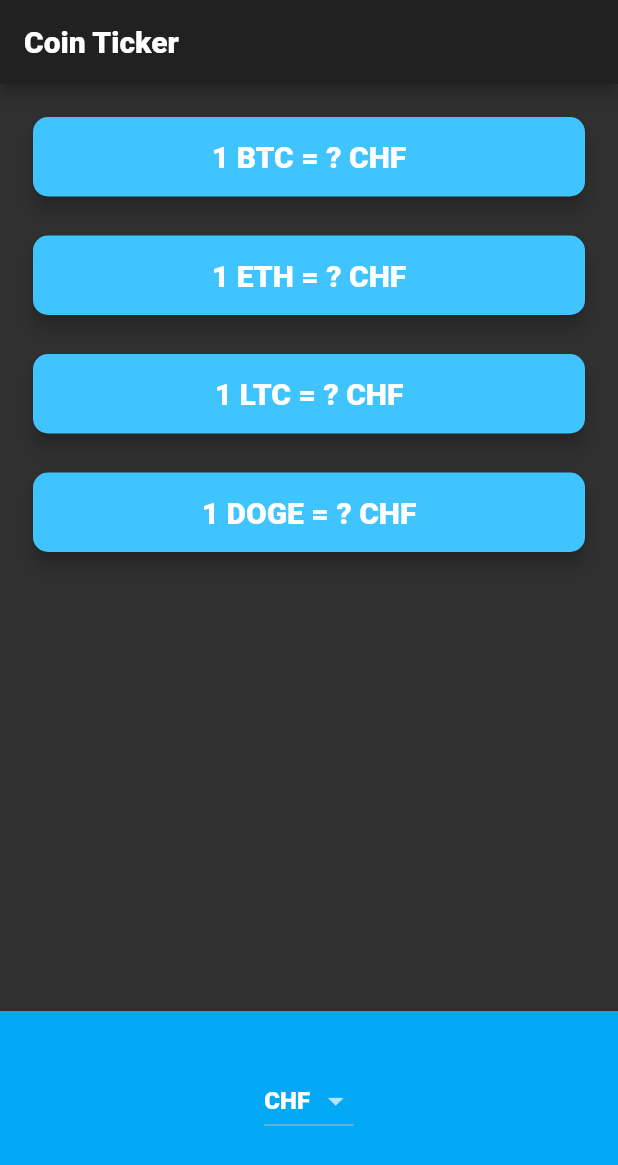
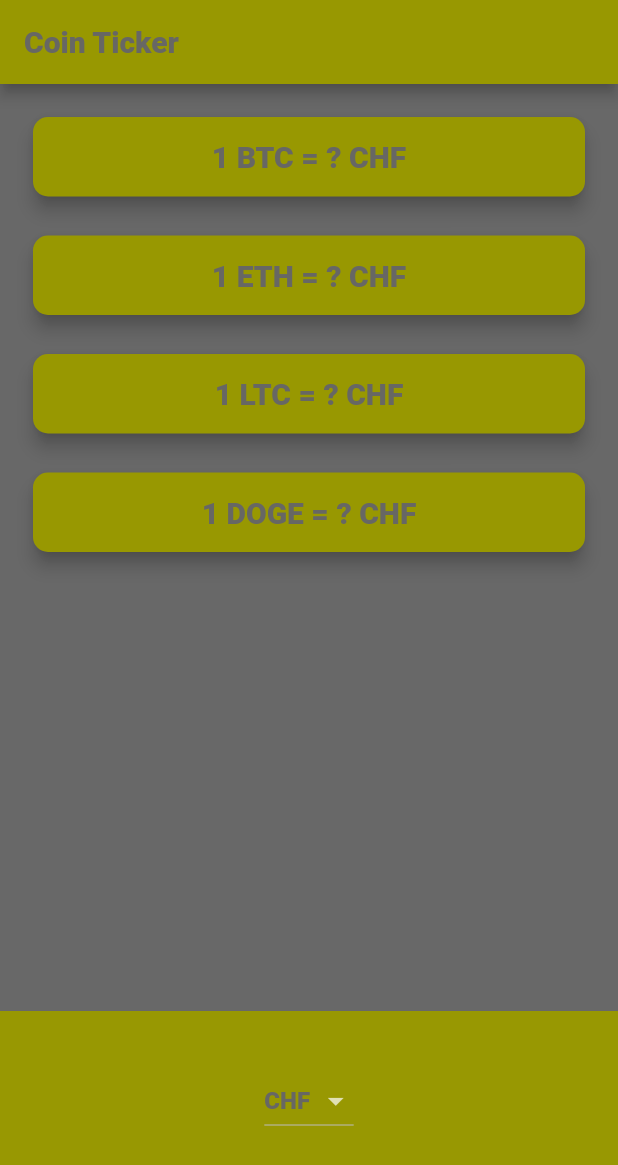
Before and after one commit to sane120/toolkit, a Flutter app: the PriceScreen screen opened directly, on a phone screen of 412 x 824 dp. Shown: the top 1165 px of the screen. Run offline on Flutter 3.47's test engine with Material 2 defaults, Android fonts, the phone set to English and light mode, and no system bars; our stand-ins replace flutter_spinkit, shared_preferences; accounts and stored records are empty; network calls fail.

Commit message:
redesigning color scheme

```diff
--- /dev/null
+++ b/lib/screens/price_screen.dart
@@ -0,0 +1,157 @@
+import 'package:flutter/material.dart';
+import 'package:flutter/cupertino.dart';
+import '../tracker/coin_data.dart';
+import 'dart:io' show Platform;
+
+class PriceScreen extends StatefulWidget {
+  @override
+  _PriceScreenState createState() => _PriceScreenState();
+}
+
+class _PriceScreenState extends State<PriceScreen> {
+  String selectedCurrency = 'CHF';
+
+  DropdownButton<String> androidDropdown() {
+    List<DropdownMenuItem<String>> dropdownItems = [];
+    for (String currency in currenciesList) {
+      var newItem = DropdownMenuItem(
+        child: Text(currency,
+        style: TextStyle(color: Color(0xffb666666),),),
+        value: currency,
+      );
+      dropdownItems.add(newItem);
+    }
+
+    return DropdownButton<String>(
+      value: selectedCurrency,
+      items: dropdownItems,
+      onChanged: (value) {
+        setState(() {
+          selectedCurrency = value;
+          getData();
+        });
+      },
+    );
+  }
+
+  CupertinoPicker iOSPicker() {
+    List<Text> pickerItems = [];
+    for (String currency in currenciesList) {
+      pickerItems.add(Text(currency));
+    }
+
+    return CupertinoPicker(
+      backgroundColor: Color(0xffb999900),
+      itemExtent: 32.0,
+      onSelectedItemChanged: (selectedIndex) {
+        setState(() {
+          selectedCurrency = currenciesList[selectedIndex];
+          getData();
+        });
+      },
+      children: pickerItems,
+    );
+  }
+
+  Map<String, String> coinValues = {};
+  bool isWaiting = false;
+
+  void getData() async {
+    isWaiting = true;
+    try {
+      var data = await CoinData().getCoinData(selectedCurrency);
+      isWaiting = false;
+      setState(() {
+        coinValues = data;
+      });
+    } catch (e) {
+      print(e);
+    }
+  }
+
+  @override
+  void initState() {
+    super.initState();
+    getData();
+  }
+
+  Column makeCards() {
+    List<CryptoCard> cryptoCards = [];
+    for (String crypto in cryptoList) {
+      cryptoCards.add(
+        CryptoCard(
+          cryptoCurrency: crypto,
+          selectedCurrency: selectedCurrency,
+          value: isWaiting ? '?' : coinValues[crypto],
+        ),
+      );
+    }
+    return Column(
+      crossAxisAlignment: CrossAxisAlignment.stretch,
+      children: cryptoCards,
+    );
+  }
+
+  @override
+  Widget build(BuildContext context) {
+    return new Scaffold(
+      appBar: new AppBar(
+        title: new Text('Coin Ticker',
+        style: TextStyle(color: Color(0xffb666666),),),
+        backgroundColor: Color(0xffb999900),
+      ),
+      backgroundColor: Color(0xffb666666),
+      body: Column(
+        mainAxisAlignment: MainAxisAlignment.spaceBetween,
+        crossAxisAlignment: CrossAxisAlignment.stretch,
+        children: <Widget>[
+          makeCards(),
+          Container(
+            height: 150.0,
+            alignment: Alignment.center,
+            padding: EdgeInsets.only(bottom: 30.0),
+            color: Color(0xffb999900),
+            child: Platform.isIOS ? iOSPicker() : androidDropdown(),
+          ),
+        ],
+      ),
+    );
+  }
+}
+
+class CryptoCard extends StatelessWidget {
+  const CryptoCard({
+    this.value,
+    this.selectedCurrency,
+    this.cryptoCurrency,
+  });
+
+  final String value;
+  final String selectedCurrency;
+  final String cryptoCurrency;
+
+  @override
+  Widget build(BuildContext context) {
+    return Padding(
+      padding: EdgeInsets.fromLTRB(18.0, 18.0, 18.0, 0),
+      child: Card(
+        color: Color(0xffb999900),
+        elevation: 5.0,
+        shape: RoundedRectangleBorder(
+          borderRadius: BorderRadius.circular(10.0),
+        ),
+        child: Padding(
+          padding: EdgeInsets.symmetric(vertical: 15.0, horizontal: 28.0),
+          child: Text(
+            '1 $cryptoCurrency = $value $selectedCurrency',
+            textAlign: TextAlign.center,
+            style: TextStyle(
+              fontSize: 20.0,
+              color: Color(0xffb666666),
+            ),
+          ),
+        ),
+      ),
+    );
+  }
+}
--- a/lib/tracker/coin_data.dart
+++ b/lib/tracker/coin_data.dart
@@ -29,7 +29,8 @@ const List<String> currenciesList = [
 const List<String> cryptoList = ['BTC', 'ETH', 'LTC', 'DOGE'];
 
 const coinAPIURL = 'https://rest.coinapi.io/v1/exchangerate';
-const apiKey = '4C5FC96E-5C3F-4BE1-9F54-0D5845D864C6';
+const apiKey = 'F1933DD7-2B82-4CCA-8539-5A43C5ED295A';
+//old apiKey 4C5FC96E-5C3F-4BE1-9F54-0D5845D864C6
 
 class CoinData {
   Future getCoinData(String selectedCurrency) async {
@@ -44,6 +45,7 @@ class CoinData {
         cryptoPrices[crypto] = price.toStringAsFixed(0);
       } else {
         print(response.statusCode);
+        print(requestURL);
         throw 'Problem with the get request';
       }
     }
--- a/lib/tracker/price_screen.dart
+++ /dev/null
@@ -1,153 +0,0 @@
-import 'package:flutter/material.dart';
-import 'package:flutter/cupertino.dart';
-import 'coin_data.dart';
-import 'dart:io' show Platform;
-
-class PriceScreen extends StatefulWidget {
-  @override
-  _PriceScreenState createState() => _PriceScreenState();
-}
-
-class _PriceScreenState extends State<PriceScreen> {
-  String selectedCurrency = 'CHF';
-
-  DropdownButton<String> androidDropdown() {
-    List<DropdownMenuItem<String>> dropdownItems = [];
-    for (String currency in currenciesList) {
-      var newItem = DropdownMenuItem(
-        child: Text(currency),
-        value: currency,
-      );
-      dropdownItems.add(newItem);
-    }
-
-    return DropdownButton<String>(
-      value: selectedCurrency,
-      items: dropdownItems,
-      onChanged: (value) {
-        setState(() {
-          selectedCurrency = value;
-          getData();
-        });
-      },
-    );
-  }
-
-  CupertinoPicker iOSPicker() {
-    List<Text> pickerItems = [];
-    for (String currency in currenciesList) {
-      pickerItems.add(Text(currency));
-    }
-
-    return CupertinoPicker(
-      backgroundColor: Colors.lightBlue,
-      itemExtent: 32.0,
-      onSelectedItemChanged: (selectedIndex) {
-        setState(() {
-          selectedCurrency = currenciesList[selectedIndex];
-          getData();
-        });
-      },
-      children: pickerItems,
-    );
-  }
-
-  Map<String, String> coinValues = {};
-  bool isWaiting = false;
-
-  void getData() async {
-    isWaiting = true;
-    try {
-      var data = await CoinData().getCoinData(selectedCurrency);
-      isWaiting = false;
-      setState(() {
-        coinValues = data;
-      });
-    } catch (e) {
-      print(e);
-    }
-  }
-
-  @override
-  void initState() {
-    super.initState();
-    getData();
-  }
-
-  Column makeCards() {
-    List<CryptoCard> cryptoCards = [];
-    for (String crypto in cryptoList) {
-      cryptoCards.add(
-        CryptoCard(
-          cryptoCurrency: crypto,
-          selectedCurrency: selectedCurrency,
-          value: isWaiting ? '?' : coinValues[crypto],
-        ),
-      );
-    }
-    return Column(
-      crossAxisAlignment: CrossAxisAlignment.stretch,
-      children: cryptoCards,
-    );
-  }
-
-  @override
-  Widget build(BuildContext context) {
-    return new Scaffold(
-      appBar: new AppBar(
-        title: new Text('Coin Ticker'),
-      ),
-      body: Column(
-        mainAxisAlignment: MainAxisAlignment.spaceBetween,
-        crossAxisAlignment: CrossAxisAlignment.stretch,
-        children: <Widget>[
-          makeCards(),
-          Container(
-            height: 150.0,
-            alignment: Alignment.center,
-            padding: EdgeInsets.only(bottom: 30.0),
-            color: Colors.lightBlue,
-            child: Platform.isIOS ? iOSPicker() : androidDropdown(),
-          ),
-        ],
-      ),
-    );
-  }
-}
-
-class CryptoCard extends StatelessWidget {
-  const CryptoCard({
-    this.value,
-    this.selectedCurrency,
-    this.cryptoCurrency,
-  });
-
-  final String value;
-  final String selectedCurrency;
-  final String cryptoCurrency;
-
-  @override
-  Widget build(BuildContext context) {
-    return Padding(
-      padding: EdgeInsets.fromLTRB(18.0, 18.0, 18.0, 0),
-      child: Card(
-        color: Colors.lightBlueAccent,
-        elevation: 5.0,
-        shape: RoundedRectangleBorder(
-          borderRadius: BorderRadius.circular(10.0),
-        ),
-        child: Padding(
-          padding: EdgeInsets.symmetric(vertical: 15.0, horizontal: 28.0),
-          child: Text(
-            '1 $cryptoCurrency = $value $selectedCurrency',
-            textAlign: TextAlign.center,
-            style: TextStyle(
-              fontSize: 20.0,
-              color: Colors.white,
-            ),
-          ),
-        ),
-      ),
-    );
-  }
-}
--- a/lib/widgets/task_tile.dart
+++ b/lib/widgets/task_tile.dart
@@ -16,11 +16,13 @@ class TaskTile extends StatelessWidget {
       title: Text(
         text,
         style: TextStyle(
+          color: Color(0xffb999900),
             decoration: isChecked ? TextDecoration.lineThrough : null),
       ),
       trailing: Checkbox(
         value: isChecked,
         onChanged: toggleCheckbox,
+        checkColor: Color(0xffb999900),
       ),
     );
   }
```
Also changed, not shown: lib/main.dart (+7 -2 lines), lib/screens/add_task_screen.dart (+16 -6 lines), lib/screens/info_screen.dart (+14 -4 lines), lib/screens/tasks_screen.dart (+11 -8 lines), images/welcome.png, 1 other file.
